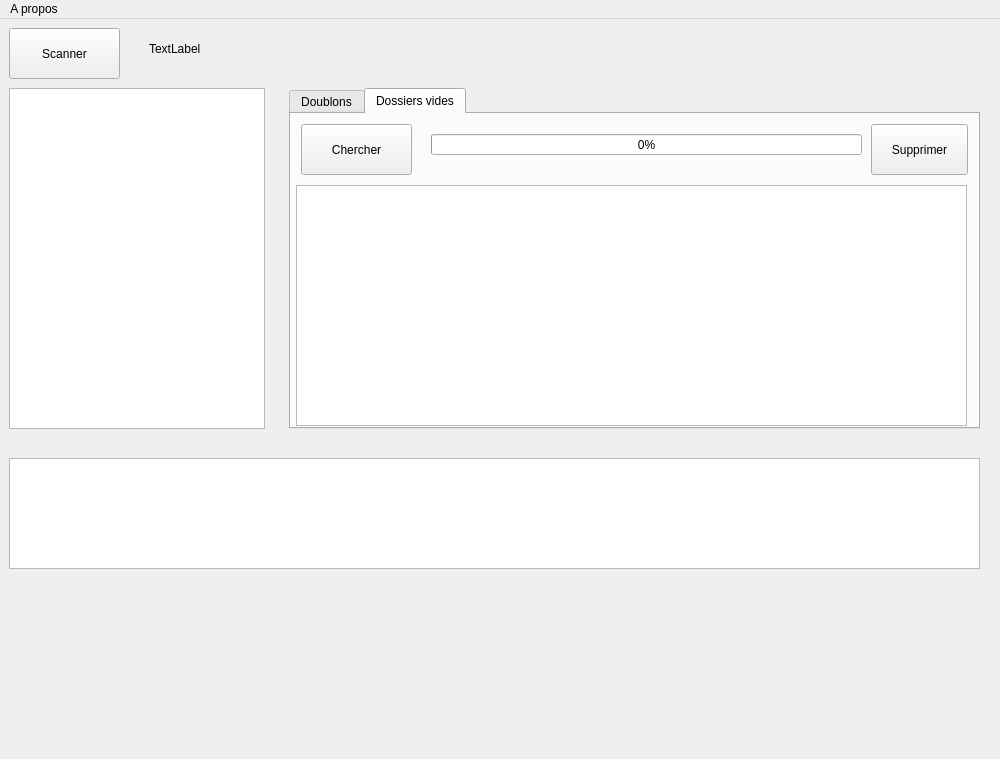
First picture: the form in org/orgview.ui, repository relefebvre/organizer, before the edit.
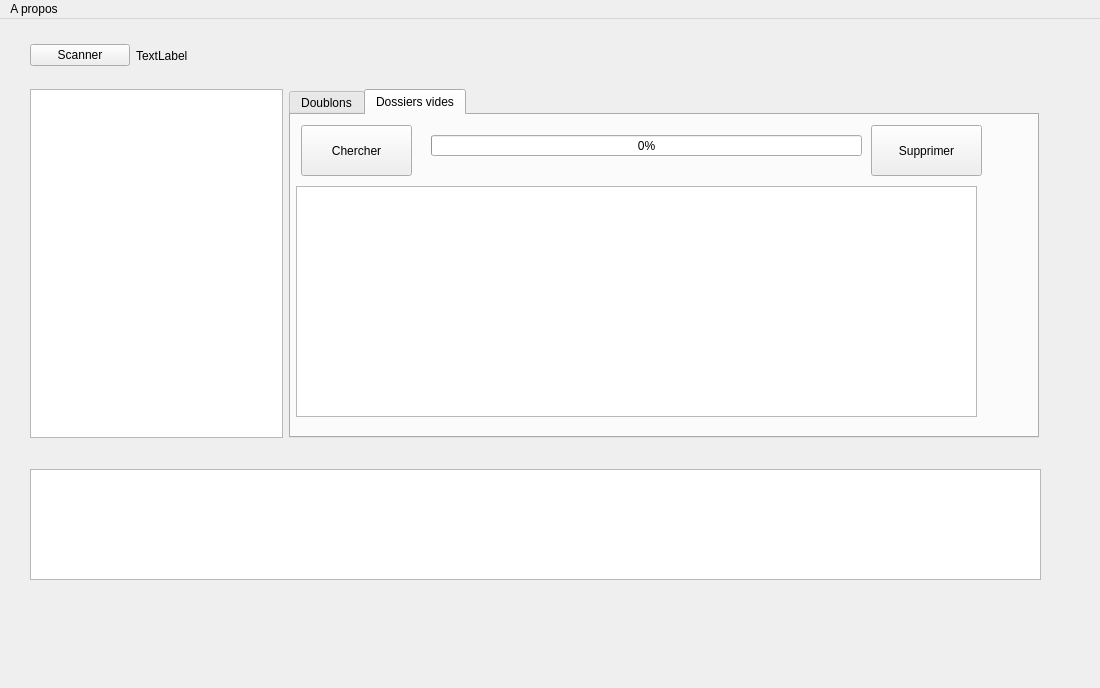
Second picture: the form after the edit. The open tabs and pages were chosen to show the change.

Commit message: ui adaptable (un peu)

```diff
--- a/org/orgview.ui
+++ b/org/orgview.ui
@@ -6,20 +6,20 @@
    <rect>
     <x>0</x>
     <y>0</y>
-    <width>1000</width>
-    <height>759</height>
+    <width>1100</width>
+    <height>688</height>
    </rect>
   </property>
   <property name="minimumSize">
    <size>
-    <width>1000</width>
-    <height>759</height>
+    <width>1100</width>
+    <height>688</height>
    </size>
   </property>
   <property name="maximumSize">
    <size>
-    <width>1000</width>
-    <height>1000</height>
+    <width>16777215</width>
+    <height>16777215</height>
    </size>
   </property>
   <property name="windowTitle">
@@ -29,27 +29,101 @@
    <property name="enabled">
     <bool>true</bool>
    </property>
-   <widget class="QWidget" name="widget" native="true">
+   <widget class="QTextBrowser" name="textBrowser">
     <property name="geometry">
      <rect>
-      <x>-1</x>
-      <y>-1</y>
+      <x>30</x>
+      <y>450</y>
+      <width>1011</width>
+      <height>111</height>
+     </rect>
+    </property>
+    <property name="maximumSize">
+     <size>
+      <width>1151</width>
+      <height>16777215</height>
+     </size>
+    </property>
+    <property name="verticalScrollBarPolicy">
+     <enum>Qt::ScrollBarAsNeeded</enum>
+    </property>
+    <property name="horizontalScrollBarPolicy">
+     <enum>Qt::ScrollBarAsNeeded</enum>
+    </property>
+   </widget>
+   <widget class="QLabel" name="status">
+    <property name="geometry">
+     <rect>
+      <x>20</x>
+      <y>570</y>
       <width>1001</width>
-      <height>731</height>
+      <height>21</height>
      </rect>
     </property>
+    <property name="text">
+     <string/>
+    </property>
+   </widget>
+   <widget class="QLabel" name="status_error">
+    <property name="geometry">
+     <rect>
+      <x>20</x>
+      <y>610</y>
+      <width>1001</width>
+      <height>21</height>
+     </rect>
+    </property>
+    <property name="text">
+     <string/>
+    </property>
+   </widget>
+   <widget class="QWidget" name="layoutWidget_2">
+    <property name="geometry">
+     <rect>
+      <x>30</x>
+      <y>20</y>
+      <width>331</width>
+      <height>33</height>
+     </rect>
+    </property>
+    <layout class="QHBoxLayout" name="horizontalLayout_2">
+     <item>
+      <widget class="QPushButton" name="start_stop">
+       <property name="enabled">
+        <bool>true</bool>
+       </property>
+       <property name="maximumSize">
+        <size>
+         <width>100</width>
+         <height>16777215</height>
+        </size>
+       </property>
+       <property name="text">
+        <string>Scanner</string>
+       </property>
+      </widget>
+     </item>
+     <item>
+      <widget class="QLabel" name="label">
+       <property name="text">
+        <string>TextLabel</string>
+       </property>
+      </widget>
+     </item>
+    </layout>
+   </widget>
     <widget class="QTabWidget" name="recherche">
      <property name="geometry">
       <rect>
-       <x>290</x>
+      <x>289</x>
        <y>70</y>
-       <width>691</width>
-       <height>341</height>
+      <width>750</width>
+      <height>349</height>
       </rect>
      </property>
      <property name="minimumSize">
       <size>
-       <width>0</width>
+      <width>750</width>
        <height>0</height>
       </size>
      </property>
@@ -150,6 +224,18 @@
          <height>51</height>
         </rect>
        </property>
+      <property name="minimumSize">
+       <size>
+        <width>111</width>
+        <height>51</height>
+       </size>
+      </property>
+      <property name="maximumSize">
+       <size>
+        <width>111</width>
+        <height>51</height>
+       </size>
+      </property>
        <property name="text">
         <string>Chercher</string>
        </property>
@@ -159,8 +245,8 @@
         <rect>
          <x>5</x>
          <y>71</y>
-         <width>671</width>
-         <height>241</height>
+        <width>681</width>
+        <height>231</height>
         </rect>
        </property>
       </widget>
@@ -182,63 +268,43 @@
         <rect>
          <x>580</x>
          <y>10</y>
-         <width>97</width>
+        <width>111</width>
          <height>51</height>
         </rect>
        </property>
-       <property name="text">
-        <string>Supprimer</string>
-       </property>
-      </widget>
-     </widget>
-    </widget>
-    <widget class="QTextBrowser" name="textBrowser">
-     <property name="geometry">
-      <rect>
-       <x>10</x>
-       <y>440</y>
-       <width>971</width>
-       <height>111</height>
-      </rect>
+      <property name="minimumSize">
+       <size>
+        <width>111</width>
+        <height>51</height>
+       </size>
      </property>
      <property name="maximumSize">
       <size>
-       <width>1151</width>
-       <height>16777215</height>
-      </size>
-     </property>
-     <property name="verticalScrollBarPolicy">
-      <enum>Qt::ScrollBarAsNeeded</enum>
-     </property>
-     <property name="horizontalScrollBarPolicy">
-      <enum>Qt::ScrollBarAsNeeded</enum>
-     </property>
-    </widget>
-    <widget class="QPushButton" name="start_stop">
-     <property name="enabled">
-      <bool>true</bool>
-     </property>
-     <property name="geometry">
-      <rect>
-       <x>10</x>
-       <y>10</y>
        <width>111</width>
        <height>51</height>
-      </rect>
+       </size>
      </property>
      <property name="text">
-      <string>Scanner</string>
-     </property>
+       <string>Supprimer</string>
+      </property>
+     </widget>
+    </widget>
     </widget>
     <widget class="QTreeView" name="vue">
      <property name="geometry">
       <rect>
-       <x>10</x>
+      <x>30</x>
        <y>70</y>
-       <width>256</width>
-       <height>341</height>
-      </rect>
-     </property>
+      <width>253</width>
+      <height>349</height>
+     </rect>
+    </property>
+    <property name="minimumSize">
+     <size>
+      <width>250</width>
+      <height>0</height>
+     </size>
+    </property>
      <property name="uniformRowHeights">
       <bool>false</bool>
      </property>
@@ -252,53 +318,13 @@
       <bool>false</bool>
      </attribute>
     </widget>
-    <widget class="QLabel" name="label">
-     <property name="geometry">
-      <rect>
-       <x>150</x>
-       <y>20</y>
-       <width>831</width>
-       <height>21</height>
-      </rect>
-     </property>
-     <property name="text">
-      <string>TextLabel</string>
-     </property>
-    </widget>
-    <widget class="QLabel" name="status">
-     <property name="geometry">
-      <rect>
-       <x>0</x>
-       <y>560</y>
-       <width>1001</width>
-       <height>21</height>
-      </rect>
-     </property>
-     <property name="text">
-      <string/>
-     </property>
-    </widget>
-    <widget class="QLabel" name="status_error">
-     <property name="geometry">
-      <rect>
-       <x>0</x>
-       <y>600</y>
-       <width>1001</width>
-       <height>21</height>
-      </rect>
-     </property>
-     <property name="text">
-      <string/>
-     </property>
-    </widget>
-   </widget>
   </widget>
   <widget class="QMenuBar" name="menubar">
    <property name="geometry">
     <rect>
      <x>0</x>
      <y>0</y>
-     <width>1000</width>
+     <width>1100</width>
      <height>27</height>
     </rect>
    </property>
```
Left out of the diff: 2 changed lines with no effect on the pictures. Lines whose indentation alone changed are shown as unchanged.
